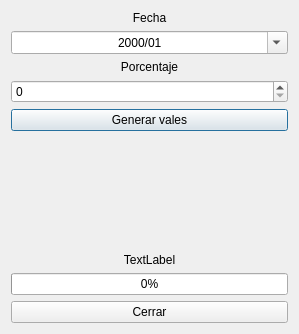
First picture: the form in generarvales.ui, repository Ladis72/tienda, before the edit.
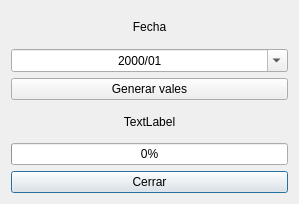
Second picture: the form after the edit. Icons and pictures are not drawn.

Commit message: Generar los vales desde la ficha del cliente

What changed in the file:
```diff
--- a/generarvales.ui
+++ b/generarvales.ui
@@ -7,7 +7,7 @@
     <x>0</x>
     <y>0</y>
     <width>299</width>
-    <height>334</height>
+    <height>204</height>
    </rect>
   </property>
   <property name="windowTitle">
@@ -18,7 +18,7 @@
     <normaloff>:/imagenes/Emeicjac logo.jpg</normaloff>:/imagenes/Emeicjac logo.jpg</iconset>
   </property>
   <layout class="QGridLayout" name="gridLayout">
-   <item row="6" column="0">
+   <item row="3" column="0">
     <widget class="QLabel" name="label">
      <property name="text">
       <string>TextLabel</string>
@@ -28,14 +28,14 @@
      </property>
     </widget>
    </item>
+   <item row="5" column="0">
+    <widget class="QPushButton" name="pushButtonCerrar">
+     <property name="text">
+      <string>Cerrar</string>
+     </property>
+    </widget>
+   </item>
    <item row="4" column="0">
-    <widget class="QPushButton" name="pushButtonGenerar">
-     <property name="text">
-      <string>Generar vales</string>
-     </property>
-    </widget>
-   </item>
-   <item row="7" column="0">
     <widget class="QProgressBar" name="progressBar">
      <property name="baseSize">
       <size>
@@ -48,13 +48,13 @@
      </property>
     </widget>
    </item>
-   <item row="3" column="0">
-    <widget class="QSpinBox" name="spinBox"/>
-   </item>
-   <item row="8" column="0">
-    <widget class="QPushButton" name="pushButtonCerrar">
+   <item row="0" column="0">
+    <widget class="QLabel" name="label_2">
      <property name="text">
-      <string>Cerrar</string>
+      <string>Fecha</string>
+     </property>
+     <property name="alignment">
+      <set>Qt::AlignCenter</set>
      </property>
     </widget>
    </item>
@@ -83,36 +83,10 @@
      </property>
     </widget>
    </item>
-   <item row="5" column="0">
-    <spacer name="verticalSpacer">
-     <property name="orientation">
-      <enum>Qt::Vertical</enum>
-     </property>
-     <property name="sizeHint" stdset="0">
-      <size>
-       <width>20</width>
-       <height>40</height>
-      </size>
-     </property>
-    </spacer>
-   </item>
-   <item row="0" column="0">
-    <widget class="QLabel" name="label_2">
-     <property name="text">
-      <string>Fecha</string>
-     </property>
-     <property name="alignment">
-      <set>Qt::AlignCenter</set>
-     </property>
-    </widget>
-   </item>
    <item row="2" column="0">
-    <widget class="QLabel" name="label_3">
+    <widget class="QPushButton" name="pushButtonGenerar">
      <property name="text">
-      <string>Porcentaje</string>
-     </property>
-     <property name="alignment">
-      <set>Qt::AlignCenter</set>
+      <string>Generar vales</string>
      </property>
     </widget>
    </item>
```
The commit also changes 3 other files.
